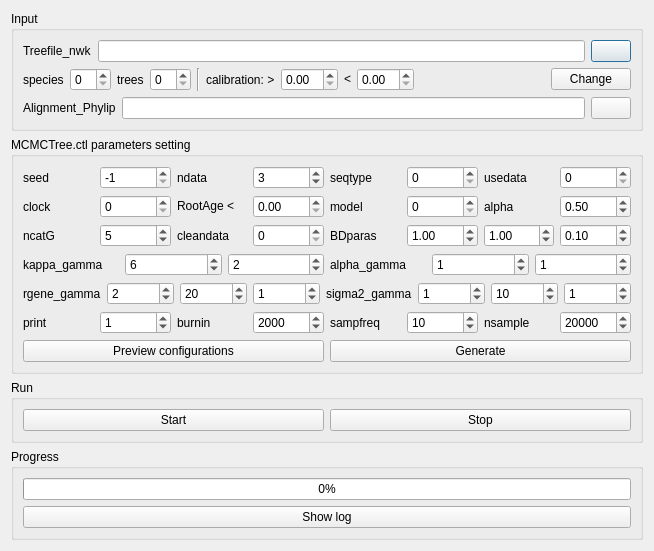
Above: PhyloSuite/uifiles/mcmctree.ui from dongzhang0725/PhyloSuite before the change. Below: the same form after it.
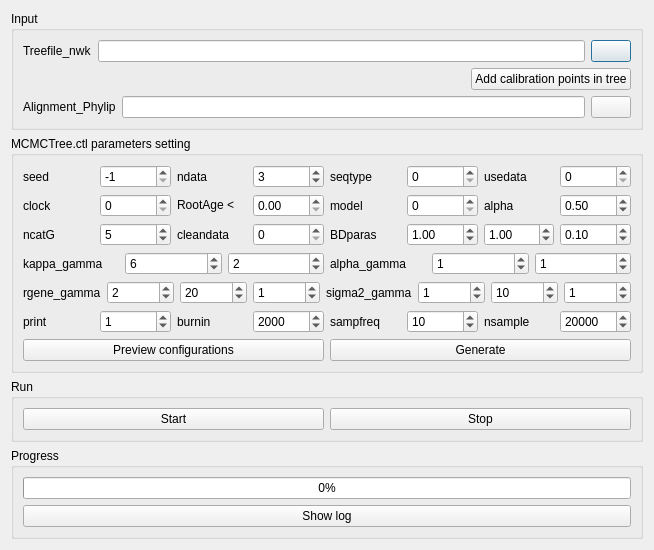
That is the form after the change. Icons and pictures are not drawn. Custom widgets are drawn as their Qt base class.

```diff
--- a/PhyloSuite/uifiles/mcmctree.ui
+++ b/PhyloSuite/uifiles/mcmctree.ui
@@ -7,21 +7,19 @@
     <x>0</x>
     <y>0</y>
     <width>654</width>
-    <height>522</height>
+    <height>514</height>
    </rect>
   </property>
   <property name="windowTitle">
    <string>MCMCTree</string>
   </property>
-  <layout class="QVBoxLayout" name="verticalLayout_6">
-   <item>
-    <layout class="QVBoxLayout" name="verticalLayout_4">
+  <layout class="QVBoxLayout" name="verticalLayout_5">
      <item>
       <widget class="QGroupBox" name="groupBox">
        <property name="title">
         <string>Input</string>
        </property>
-       <layout class="QVBoxLayout" name="verticalLayout_5">
+     <layout class="QVBoxLayout" name="verticalLayout_4">
         <item>
          <layout class="QGridLayout" name="gridLayout">
           <item row="0" column="0">
@@ -44,79 +42,24 @@
          </layout>
         </item>
         <item>
-         <layout class="QGridLayout" name="gridLayout_3">
-          <item row="0" column="0">
-           <widget class="QLabel" name="label_2">
-            <property name="text">
-             <string>species</string>
-            </property>
-           </widget>
-          </item>
-          <item row="0" column="1">
-           <widget class="QSpinBox" name="spinBox_2"/>
-          </item>
-          <item row="0" column="2">
-           <widget class="QLabel" name="label_23">
-            <property name="text">
-             <string>trees</string>
-            </property>
-           </widget>
-          </item>
-          <item row="0" column="3">
-           <widget class="QSpinBox" name="spinBox_22"/>
-          </item>
-          <item row="0" column="4">
-           <widget class="Line" name="line_2">
-            <property name="orientation">
-             <enum>Qt::Vertical</enum>
-            </property>
-           </widget>
-          </item>
-          <item row="0" column="5">
-           <widget class="QLabel" name="label_5">
-            <property name="text">
-             <string>calibration: &gt;</string>
-            </property>
-           </widget>
-          </item>
-          <item row="0" column="6">
-           <widget class="QDoubleSpinBox" name="doubleSpinBox_2">
-            <property name="singleStep">
-             <double>0.100000000000000</double>
-            </property>
-           </widget>
-          </item>
-          <item row="0" column="7">
-           <widget class="QLabel" name="label_24">
-            <property name="text">
-             <string>&lt;</string>
-            </property>
-           </widget>
-          </item>
-          <item row="0" column="8">
-           <widget class="QDoubleSpinBox" name="doubleSpinBox_7">
-            <property name="singleStep">
-             <double>0.100000000000000</double>
-            </property>
-           </widget>
-          </item>
-          <item row="0" column="9">
+       <layout class="QHBoxLayout" name="horizontalLayout">
+        <item>
            <spacer name="horizontalSpacer">
             <property name="orientation">
              <enum>Qt::Horizontal</enum>
             </property>
             <property name="sizeHint" stdset="0">
              <size>
-              <width>40</width>
+            <width>178</width>
               <height>20</height>
              </size>
             </property>
            </spacer>
           </item>
-          <item row="0" column="10">
+        <item>
            <widget class="QPushButton" name="pushButton">
             <property name="text">
-             <string>Change</string>
+           <string>Add calibration points in tree</string>
             </property>
            </widget>
           </item>
@@ -642,8 +585,6 @@
       </widget>
      </item>
     </layout>
-   </item>
-  </layout>
  </widget>
  <customwidgets>
   <customwidget>
```
Left out of the diff: 4 changed lines with no effect on the pictures. Lines whose indentation alone changed are shown as unchanged.
